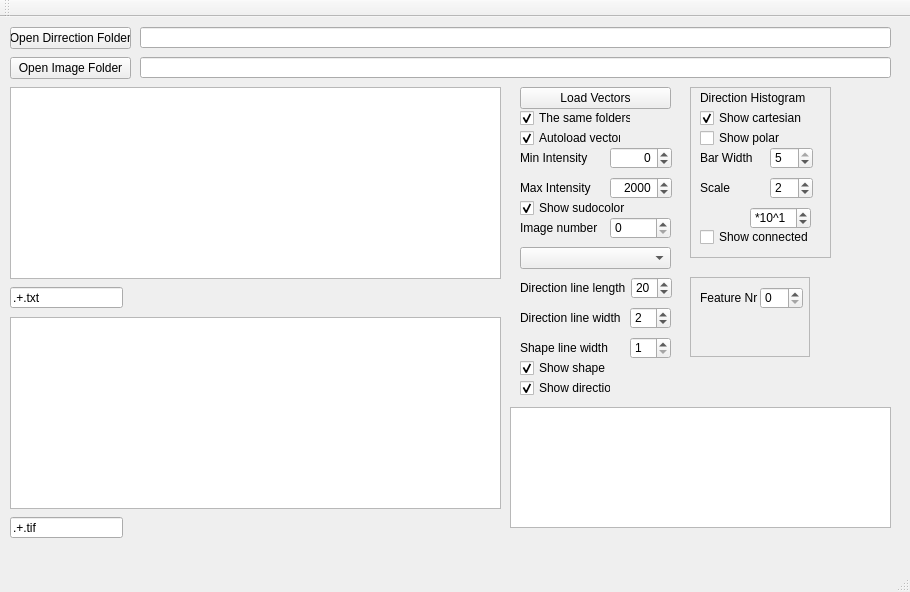
Above: mainwindow.ui from marcinkociolek/BasicDirMapViewer before the change. Below: the same form after it.
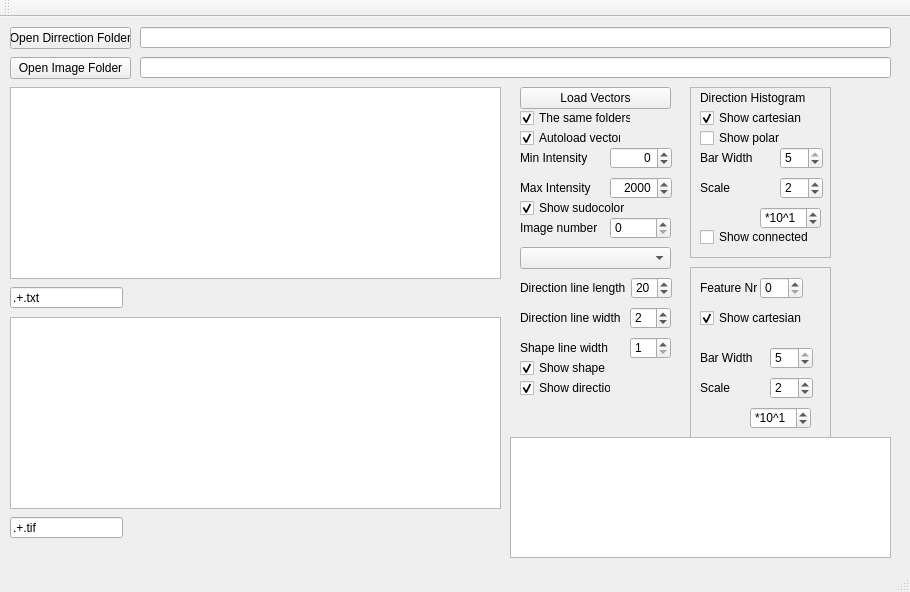
That is the form after the change.

The edit to the form file:
```diff
--- a/mainwindow.ui
+++ b/mainwindow.ui
@@ -110,7 +110,7 @@
     <property name="geometry">
      <rect>
       <x>510</x>
-      <y>390</y>
+      <y>420</y>
       <width>381</width>
       <height>121</height>
      </rect>
@@ -464,7 +464,7 @@
     <widget class="QSpinBox" name="spinBoxHistogramBarWidth">
      <property name="geometry">
       <rect>
-       <x>80</x>
+       <x>90</x>
        <y>60</y>
        <width>43</width>
        <height>22</height>
@@ -483,7 +483,7 @@
     <widget class="QSpinBox" name="spinBoxHistogramScaleCoef">
      <property name="geometry">
       <rect>
-       <x>60</x>
+       <x>70</x>
        <y>120</y>
        <width>61</width>
        <height>22</height>
@@ -550,7 +550,7 @@
     <widget class="QSpinBox" name="spinBoxHistogramScaleHeight">
      <property name="geometry">
       <rect>
-       <x>80</x>
+       <x>90</x>
        <y>90</y>
        <width>43</width>
        <height>22</height>
@@ -587,9 +587,9 @@
     <property name="geometry">
      <rect>
       <x>690</x>
-      <y>260</y>
-      <width>120</width>
-      <height>80</height>
+      <y>250</y>
+      <width>141</width>
+      <height>171</height>
      </rect>
     </property>
     <property name="frameShape">
@@ -607,6 +607,12 @@
        <height>22</height>
       </rect>
      </property>
+     <property name="minimum">
+      <number>0</number>
+     </property>
+     <property name="maximum">
+      <number>10</number>
+     </property>
     </widget>
     <widget class="QLabel" name="labelFeatureNr">
      <property name="geometry">
@@ -621,6 +627,114 @@
       <string>Feature Nr</string>
      </property>
     </widget>
+    <widget class="QSpinBox" name="spinBoxFeatureHistogramScaleHeight">
+     <property name="geometry">
+      <rect>
+       <x>80</x>
+       <y>110</y>
+       <width>43</width>
+       <height>22</height>
+      </rect>
+     </property>
+     <property name="minimum">
+      <number>1</number>
+     </property>
+     <property name="maximum">
+      <number>10</number>
+     </property>
+     <property name="singleStep">
+      <number>1</number>
+     </property>
+     <property name="value">
+      <number>2</number>
+     </property>
+    </widget>
+    <widget class="QSpinBox" name="spinBoxFeatureHistogramScaleCoef">
+     <property name="geometry">
+      <rect>
+       <x>60</x>
+       <y>140</y>
+       <width>61</width>
+       <height>22</height>
+      </rect>
+     </property>
+     <property name="suffix">
+      <string/>
+     </property>
+     <property name="prefix">
+      <string>*10^</string>
+     </property>
+     <property name="minimum">
+      <number>0</number>
+     </property>
+     <property name="maximum">
+      <number>5</number>
+     </property>
+     <property name="value">
+      <number>1</number>
+     </property>
+    </widget>
+    <widget class="QSpinBox" name="spinBoxFeatureHistogramBarWidth">
+     <property name="geometry">
+      <rect>
+       <x>80</x>
+       <y>80</y>
+       <width>43</width>
+       <height>22</height>
+      </rect>
+     </property>
+     <property name="minimum">
+      <number>1</number>
+     </property>
+     <property name="maximum">
+      <number>5</number>
+     </property>
+     <property name="value">
+      <number>5</number>
+     </property>
+    </widget>
+    <widget class="QCheckBox" name="checkBoxShowFeatureHistogram">
+     <property name="geometry">
+      <rect>
+       <x>10</x>
+       <y>40</y>
+       <width>111</width>
+       <height>22</height>
+      </rect>
+     </property>
+     <property name="text">
+      <string>Show cartesian</string>
+     </property>
+     <property name="checked">
+      <bool>true</bool>
+     </property>
+    </widget>
+    <widget class="QLabel" name="labelDirHistBarWidth_2">
+     <property name="geometry">
+      <rect>
+       <x>10</x>
+       <y>80</y>
+       <width>71</width>
+       <height>22</height>
+      </rect>
+     </property>
+     <property name="text">
+      <string>Bar Width</string>
+     </property>
+    </widget>
+    <widget class="QLabel" name="labelMaxHistScale_2">
+     <property name="geometry">
+      <rect>
+       <x>10</x>
+       <y>110</y>
+       <width>71</width>
+       <height>22</height>
+      </rect>
+     </property>
+     <property name="text">
+      <string>Scale</string>
+     </property>
+    </widget>
    </widget>
   </widget>
   <widget class="QMenuBar" name="menuBar">
```
